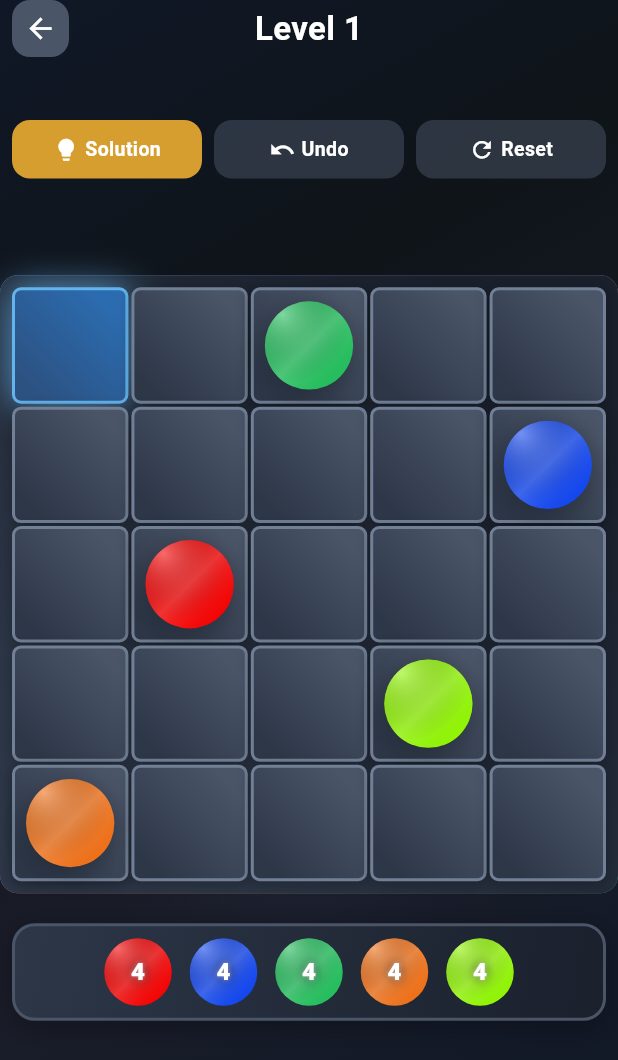
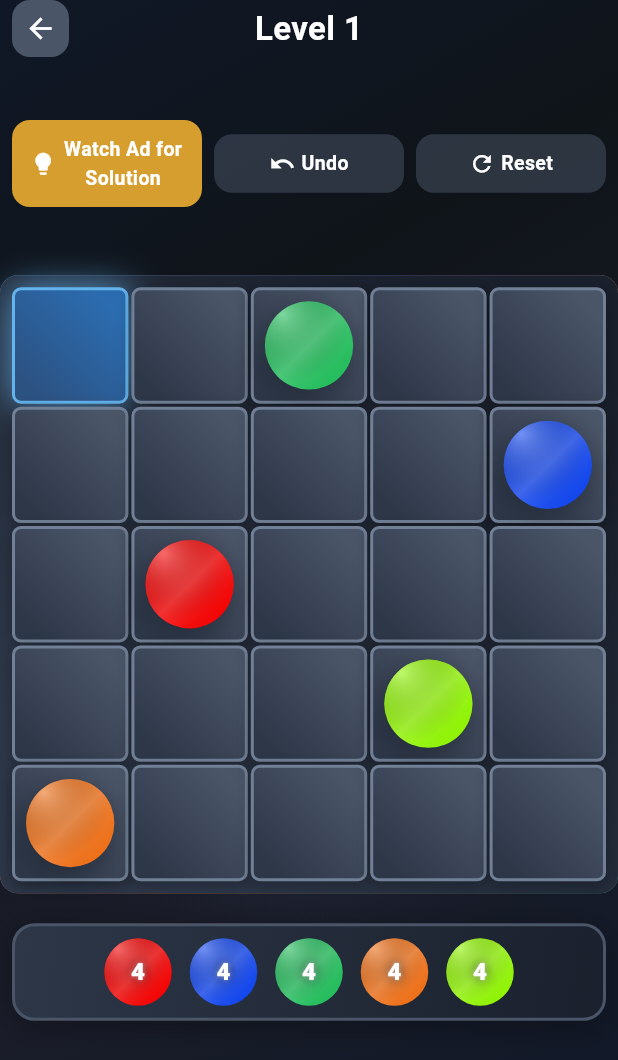
Before and after one commit to AgendeasSolution/color-sudoku, a Flutter app: the screen it shows after launch, after a tap on an icon or button, on a phone screen of 412 x 824 dp. Shown: the top 1060 px of the screen. Run offline on Flutter 3.47's test engine with Material 3 defaults, Android fonts, the light colour scheme and no system bars; our stand-ins replace audioplayers, google_fonts, google_mobile_ads, shared_preferences; network calls fail.

Commit message:
Update game screen text to clarify ad solution option
- Changed the text from 'Solution' to 'Watch Ad for Solution' to improve user understanding of the ad feature for obtaining solutions.

```diff
--- a/lib/screens/game_screen.dart
+++ b/lib/screens/game_screen.dart
@@ -694,7 +694,7 @@ class _GameScreenState extends State<GameScreen> with TickerProviderStateMixin {
                             ),
                             Flexible(
                               child: Text(
-                                'Solution',
+                                'Watch Ad for Solution',
                                 style: TextStyle(
                                   fontFamily: AppConstants.primaryFontFamily,
                                   fontSize: ResponsiveUtils.getSolutionButtonFontSize(context),
```
Also changed, not shown: 1 other file.
